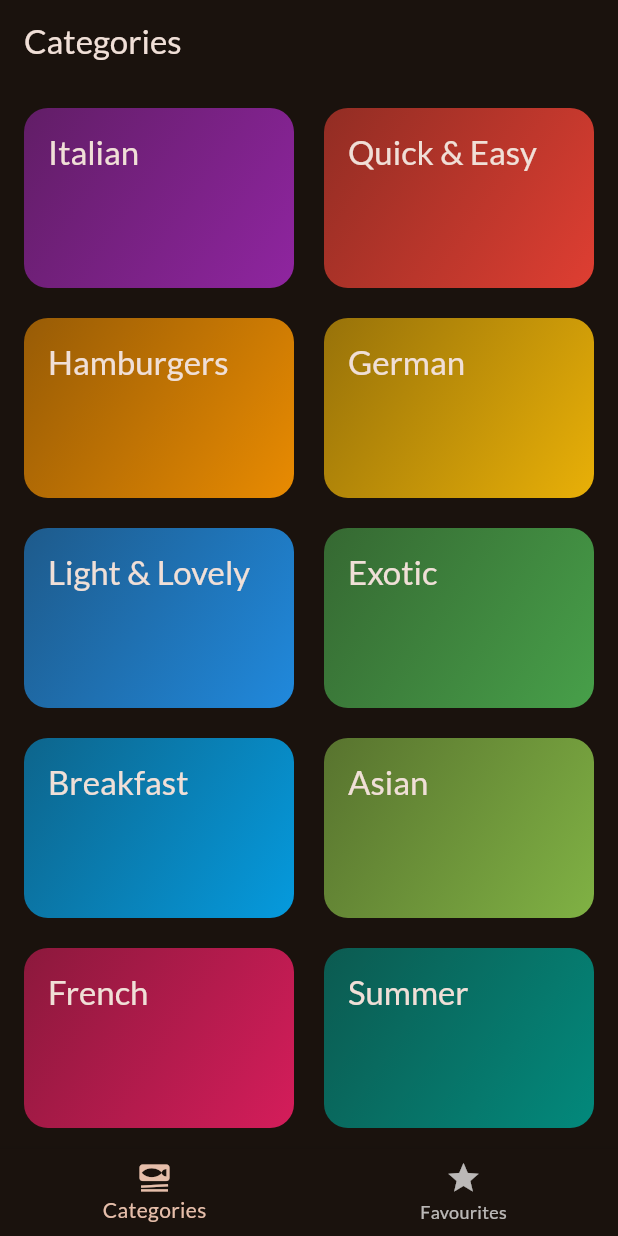
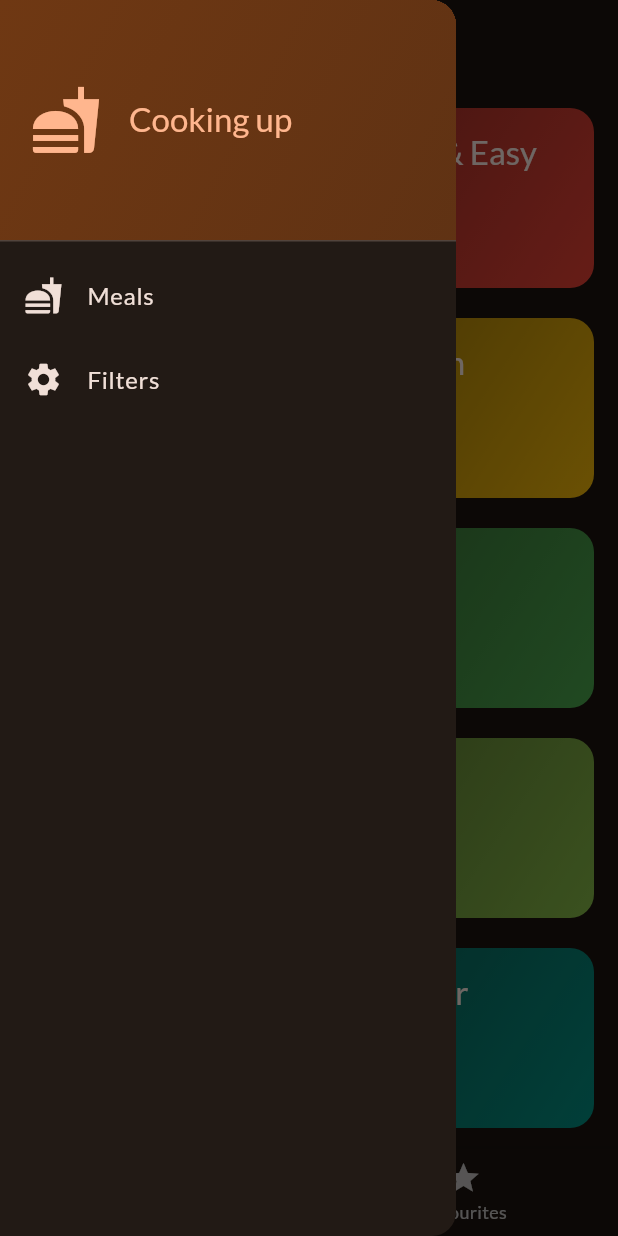
Before and after one commit to CirleaCatalin/hip_menu, a Flutter app: the screen it shows after launch, with the side drawer open (before the commit the screen has no drawer), on a phone screen of 412 x 824 dp. Run offline on Flutter 3.47's test engine with Material 3 defaults, Android fonts, the light colour scheme and no system bars; our stand-ins replace google_fonts, transparent_image.

Commit message:
add drawer

```diff
--- a/lib/screens/categories_screen.dart
+++ b/lib/screens/categories_screen.dart
@@ -1,11 +1,14 @@
 import 'package:flutter/material.dart';
 import 'package:hip_menu/data/dummy_data.dart';
 import 'package:hip_menu/models/category.dart';
+import 'package:hip_menu/models/meal.dart';
 import 'package:hip_menu/screens/meals_screen.dart';
 import 'package:hip_menu/widgets/category_grid_item.dart';
 
 class CategoriesScreen extends StatelessWidget {
-  const CategoriesScreen({super.key});
+  const CategoriesScreen({super.key, required this.onToggleFavourite});
+
+  final void Function(Meal meal) onToggleFavourite;
 
   void _selectCategory(BuildContext context, Category category) {
     final selectedMeals = dummyMeals
@@ -14,8 +17,11 @@ class CategoriesScreen extends StatelessWidget {
 
     Navigator.of(context).push(
       MaterialPageRoute(
-        builder: (ctx) =>
-            MealsScreen(title: category.title, meals: selectedMeals),
+        builder: (ctx) => MealsScreen(
+          title: category.title,
+          meals: selectedMeals,
+          onToggleFavourite: onToggleFavourite,
+        ),
       ),
     );
   }
--- a/lib/screens/tabs_screen.dart
+++ b/lib/screens/tabs_screen.dart
@@ -1,6 +1,9 @@
 import 'package:flutter/material.dart';
+import 'package:hip_menu/models/meal.dart';
 import 'package:hip_menu/screens/categories_screen.dart';
+import 'package:hip_menu/screens/filters_screen.dart';
 import 'package:hip_menu/screens/meals_screen.dart';
+import 'package:hip_menu/widgets/main_drawer.dart';
 
 class TabsScreen extends StatefulWidget {
   const TabsScreen({super.key});
@@ -11,7 +14,19 @@ class TabsScreen extends StatefulWidget {
 
 class _TabsScreenState extends State<TabsScreen> {
   int _currentPage = 0;
-  var _activePageTitle = "Categories";
+  final List<Meal> _favouriteMeals = [];
+
+  void _toggleMealFavourite(Meal meal) {
+    final isExisting = _favouriteMeals.contains(meal);
+
+    isExisting
+        ? setState(() {
+            _favouriteMeals.remove(meal);
+          })
+        : setState(() {
+            _favouriteMeals.add(meal);
+          });
+  }
 
   void _selectPage(int page) {
     setState(() {
@@ -19,17 +34,34 @@ class _TabsScreenState extends State<TabsScreen> {
     });
   }
 
-  Widget activePage = const CategoriesScreen();
+  void setScreen(String identifier) {
+    Navigator.of(context).pop();
+    if (identifier == 'filters') {
+      Navigator.of(
+        context,
+      ).push(MaterialPageRoute(builder: (ctx) => FiltersScreen()));
+    }
+  }
 
   @override
   Widget build(BuildContext context) {
+    var activePageTitle = "Categories";
+
+    Widget activePage = CategoriesScreen(
+      onToggleFavourite: _toggleMealFavourite,
+    );
+
     if (_currentPage == 1) {
-      activePage = const MealsScreen(meals: []);
-      _activePageTitle = "Favorites";
+      activePage = MealsScreen(
+        meals: _favouriteMeals,
+        onToggleFavourite: _toggleMealFavourite,
+      );
+      activePageTitle = "Favorites";
     }
     return Scaffold(
-      appBar: AppBar(title: Text(_activePageTitle)),
+      appBar: AppBar(title: Text(activePageTitle)),
       body: activePage,
+      drawer: MainDrawer(onSelectScreen: setScreen),
       bottomNavigationBar: BottomNavigationBar(
         onTap: _selectPage,
         currentIndex: _currentPage,
--- /dev/null
+++ b/lib/widgets/main_drawer.dart
@@ -0,0 +1,70 @@
+import 'package:flutter/material.dart';
+
+class MainDrawer extends StatelessWidget {
+  const MainDrawer({super.key, required this.onSelectScreen});
+
+  final void Function(String identifier) onSelectScreen;
+
+  @override
+  Widget build(BuildContext context) {
+    return Drawer(
+      child: Column(
+        children: [
+          DrawerHeader(
+            padding: EdgeInsets.all(20),
+            decoration: BoxDecoration(
+              gradient: LinearGradient(
+                colors: [
+                  Theme.of(context).colorScheme.primaryContainer,
+                  Theme.of(
+                    context,
+                  ).colorScheme.primaryContainer.withOpacity(0.8),
+                ],
+                begin: Alignment.topLeft,
+                end: Alignment.bottomRight,
+              ),
+            ),
+            child: Row(
+              children: [
+                Icon(
+                  Icons.fastfood,
+                  size: 48,
+                  color: Theme.of(context).colorScheme.primary,
+                ),
+                SizedBox(width: 18),
+                Text(
+                  "Cooking up",
+                  style: Theme.of(context).textTheme.titleLarge!.copyWith(
+                    color: Theme.of(context).colorScheme.primary,
+                  ),
+                ),
+              ],
+            ),
+          ),
+          ListTile(
+            leading: Icon(
+              Icons.fastfood,
+              size: 26,
+              color: Theme.of(context).colorScheme.onBackground,
+            ),
+            title: Text("Meals"),
+            onTap: () {
+              onSelectScreen('meals');
+            },
+          ),
+          ListTile(
+            leading: Icon(
+              Icons.settings,
+              size: 26,
+              color: Theme.of(context).colorScheme.onBackground,
+            ),
+            title: Text("Filters"),
+            onTap: () {
+              onSelectScreen('filters');
+            },
+          ),
+        ],
+      ),
+    );
+  }
+}
```
Also changed, not shown: lib/screens/filters_screen.dart (added, +80 -0 lines), lib/screens/meal_description_screen.dart (+17 -2 lines), lib/screens/meals_screen.dart (+13 -2 lines).
